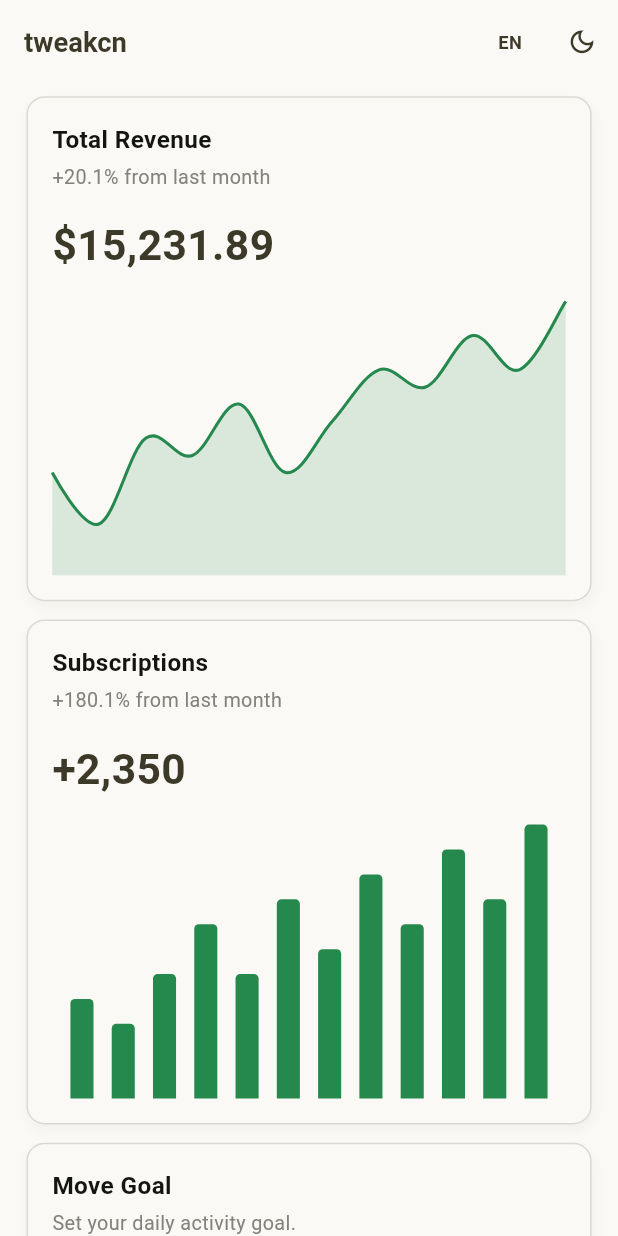
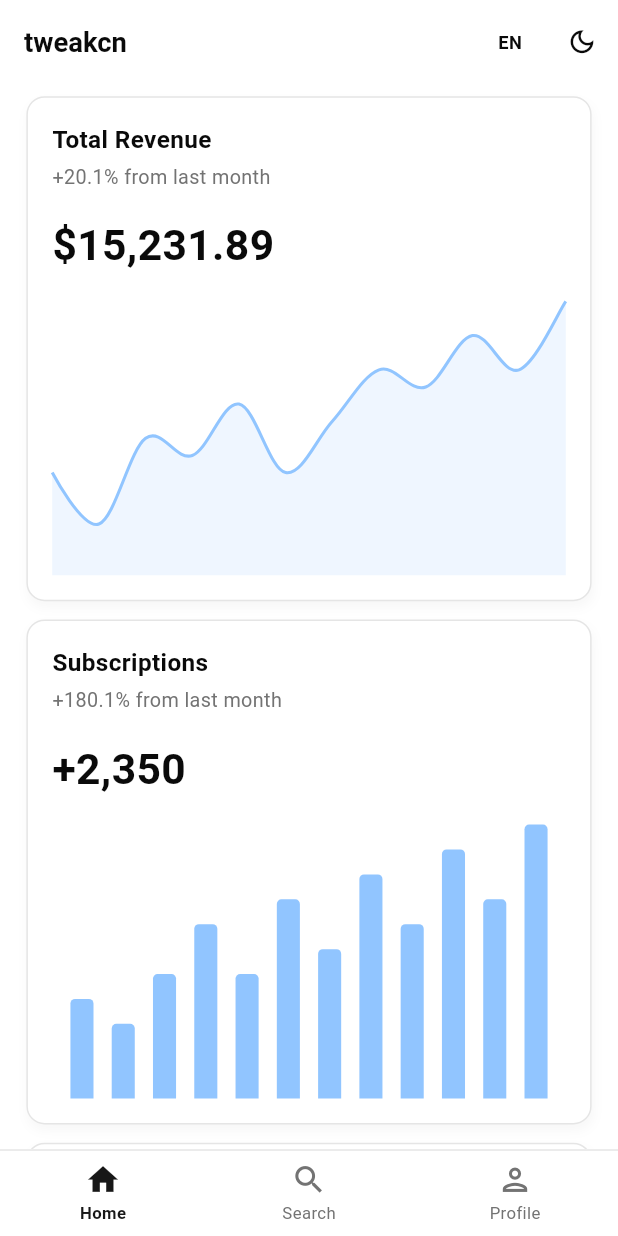
Before and after one commit to kihyun1998/mobile_init_project, a Flutter app: the screen it shows after launch, after a tap on "KO", on a phone screen of 412 x 824 dp. Run offline on Flutter 3.47's test engine with Material 3 defaults, Android fonts, the phone set to English and light mode, and no system bars; drawn by our look-alikes of fl_chart; our stand-ins replace flutter_riverpod, flutter_screenutil, flutter_svg, logger, riverpod_annotation, shared_preferences; generated files the repository leaves out were written again.

Commit message:
example 개선

```diff
--- a/lib/core/localization/l10n/intl_en.arb
+++ b/lib/core/localization/l10n/intl_en.arb
@@ -100,5 +100,8 @@
   "lightTheme": "Light",
   "darkTheme": "Dark",
   "english": "English",
-  "korean": "Korean"
+  "korean": "Korean",
+  "tabHome": "Home",
+  "tabSearch": "Search",
+  "tabProfile": "Profile"
 }
--- a/lib/core/localization/l10n/intl_ko.arb
+++ b/lib/core/localization/l10n/intl_ko.arb
@@ -100,5 +100,8 @@
   "lightTheme": "라이트",
   "darkTheme": "다크",
   "english": "영어",
-  "korean": "한국어"
+  "korean": "한국어",
+  "tabHome": "홈",
+  "tabSearch": "검색",
+  "tabProfile": "프로필"
 }
--- a/lib/main.dart
+++ b/lib/main.dart
@@ -10,7 +10,7 @@
 import 'core/theme/provider/theme_provider.dart';
 import 'core/theme/tweakcn_theme.g.dart';
 import 'core/util/logger/app_logger.dart';
-import 'example/shadcn_components_page.dart';
+import 'ui/layout/main_layout.dart';
 
 /// main()에서 초기화된 SharedPreferences 인스턴스
 /// Provider의 동기 build()에서 접근 가능하도록 전역 캐싱
@@ -63,7 +63,7 @@
             GlobalCupertinoLocalizations.delegate,
           ],
           supportedLocales: S.delegate.supportedLocales,
-          home: const ShadcnComponentsPage(),
+          home: const MainLayout(),
         );
       },
     );
--- /dev/null
+++ b/lib/navigation/app_tab.dart
@@ -0,0 +1,43 @@
+import 'package:flutter/material.dart';
+
+import '../ui/screens/home/home_screen.dart';
+import '../ui/screens/search/search_screen.dart';
+import '../ui/screens/profile/profile_screen.dart';
+
+/// 바텀 네비게이션 탭 정의
+/// 탭 추가/삭제 시 이 파일만 수정하면 됨
+enum AppTab {
+  home(
+    icon: Icons.home_outlined,
+    activeIcon: Icons.home,
+    labelKey: 'tabHome',
+  ),
+  search(
+    icon: Icons.search_outlined,
+    activeIcon: Icons.search,
+    labelKey: 'tabSearch',
+  ),
+  profile(
+    icon: Icons.person_outlined,
+    activeIcon: Icons.person,
+    labelKey: 'tabProfile',
+  );
+
+  final IconData icon;
+  final IconData activeIcon;
+  final String labelKey;
+
+  const AppTab({
+    required this.icon,
+    required this.activeIcon,
+    required this.labelKey,
+  });
+
+  Widget buildScreen() {
+    return switch (this) {
+      AppTab.home => const HomeScreen(),
+      AppTab.search => const SearchScreen(),
+      AppTab.profile => const ProfileScreen(),
+    };
+  }
+}
--- /dev/null
+++ b/lib/navigation/provider/navigation_provider.dart
@@ -0,0 +1,23 @@
+import 'package:riverpod_annotation/riverpod_annotation.dart';
+
+import '../app_tab.dart';
+
+part 'navigation_provider.g.dart';
+
+@Riverpod(dependencies: [], keepAlive: true)
+class Navigation extends _$Navigation {
+  @override
+  int build() => 0;
+
+  /// 인덱스로 탭 선택
+  void selectTab(int index) {
+    if (index >= 0 && index < AppTab.values.length) {
+      state = index;
+    }
+  }
+
+  /// AppTab 타입으로 탭 선택
+  void selectTabByType(AppTab tab) {
+    state = tab.index;
+  }
+}
--- /dev/null
+++ b/lib/ui/components/app_bottom_nav_bar.dart
@@ -0,0 +1,87 @@
+import 'package:flutter/material.dart';
+import 'package:flutter_screenutil/flutter_screenutil.dart';
+
+import '../../core/localization/generated/l10n.dart';
+import '../../core/theme/tweakcn_theme.g.dart';
+import '../../navigation/app_tab.dart';
+
+class AppBottomNavBar extends StatelessWidget {
+  final int currentIndex;
+  final ValueChanged<int> onTap;
+
+  const AppBottomNavBar({
+    super.key,
+    required this.currentIndex,
+    required this.onTap,
+  });
+
+  @override
+  Widget build(BuildContext context) {
+    final colors = context.tweakcnColors;
+
+    return Container(
+      decoration: BoxDecoration(
+        color: colors.card,
+        border: Border(
+          top: BorderSide(color: colors.border, width: 1),
+        ),
+      ),
+      child: SafeArea(
+        top: false,
+        child: SizedBox(
+          height: 56.h,
+          child: Row(
+            children: List.generate(AppTab.values.length, (index) {
+              final tab = AppTab.values[index];
+              final isSelected = index == currentIndex;
+
+              return Expanded(
+                child: GestureDetector(
+                  behavior: HitTestBehavior.opaque,
+                  onTap: () => onTap(index),
+                  child: Column(
+                    mainAxisAlignment: MainAxisAlignment.center,
+                    children: [
+                      AnimatedSwitcher(
+                        duration: const Duration(milliseconds: 200),
+                        child: Icon(
+                          isSelected ? tab.activeIcon : tab.icon,
+                          key: ValueKey('${tab.name}_$isSelected'),
+                          size: 24.r,
+                          color: isSelected
+                              ? colors.primary
+                              : colors.mutedForeground,
+                        ),
+                      ),
+                      SizedBox(height: 2.h),
+                      Text(
+                        _getLabel(context, tab),
+                        style: TextStyle(
+                          fontSize: 11.sp,
+                          fontWeight:
+                              isSelected ? FontWeight.w600 : FontWeight.w400,
+                          color: isSelected
+                              ? colors.primary
+                              : colors.mutedForeground,
+                        ),
+                      ),
+                    ],
+                  ),
+                ),
+              );
+            }),
+          ),
+        ),
+      ),
+    );
+  }
+
+  String _getLabel(BuildContext context, AppTab tab) {
+    final s = S.of(context);
+    return switch (tab) {
+      AppTab.home => s.tabHome,
+      AppTab.search => s.tabSearch,
+      AppTab.profile => s.tabProfile,
+    };
+  }
+}
--- /dev/null
+++ b/lib/ui/layout/main_layout.dart
@@ -0,0 +1,27 @@
+import 'package:flutter/material.dart';
+import 'package:flutter_riverpod/flutter_riverpod.dart';
+
+import '../../navigation/app_tab.dart';
+import '../../navigation/provider/navigation_provider.dart';
+import '../components/app_bottom_nav_bar.dart';
+
+class MainLayout extends ConsumerWidget {
+  const MainLayout({super.key});
+
+  @override
+  Widget build(BuildContext context, WidgetRef ref) {
+    final currentIndex = ref.watch(navigationProvider);
+
+    return Scaffold(
+      body: IndexedStack(
+        index: currentIndex,
+        children: AppTab.values.map((tab) => tab.buildScreen()).toList(),
+      ),
+      bottomNavigationBar: AppBottomNavBar(
+        currentIndex: currentIndex,
+        onTap: (index) =>
+            ref.read(navigationProvider.notifier).selectTab(index),
+      ),
+    );
+  }
+}
--- /dev/null
+++ b/lib/ui/screens/home/home_screen.dart
@@ -0,0 +1,12 @@
+import 'package:flutter/material.dart';
+
+import '../../../example/shadcn_components_page.dart';
+
+class HomeScreen extends StatelessWidget {
+  const HomeScreen({super.key});
+
+  @override
+  Widget build(BuildContext context) {
+    return const ShadcnComponentsPage();
+  }
+}
--- /dev/null
+++ b/lib/ui/screens/profile/profile_screen.dart
@@ -0,0 +1,40 @@
+import 'package:flutter/material.dart';
+import 'package:flutter_screenutil/flutter_screenutil.dart';
+
+import '../../../core/localization/generated/l10n.dart';
+import '../../../core/theme/tweakcn_theme.g.dart';
+
+class ProfileScreen extends StatelessWidget {
+  const ProfileScreen({super.key});
+
+  @override
+  Widget build(BuildContext context) {
+    final colors = context.tweakcnColors;
+
+    return Scaffold(
+      appBar: AppBar(
+        title: Text(S.of(context).tabProfile),
+      ),
+      body: Center(
+        child: Column(
+          mainAxisAlignment: MainAxisAlignment.center,
+          children: [
+            Icon(
+              Icons.person,
+              size: 64.r,
+              color: colors.mutedForeground,
+            ),
+            SizedBox(height: 16.h),
+            Text(
+              S.of(context).tabProfile,
+              style: TextStyle(
+                fontSize: 18.sp,
+                color: colors.mutedForeground,
+              ),
+            ),
+          ],
+        ),
+      ),
+    );
+  }
+}
--- /dev/null
+++ b/lib/ui/screens/search/search_screen.dart
@@ -0,0 +1,40 @@
+import 'package:flutter/material.dart';
+import 'package:flutter_screenutil/flutter_screenutil.dart';
+
+import '../../../core/localization/generated/l10n.dart';
+import '../../../core/theme/tweakcn_theme.g.dart';
+
+class SearchScreen extends StatelessWidget {
+  const SearchScreen({super.key});
+
+  @override
+  Widget build(BuildContext context) {
+    final colors = context.tweakcnColors;
+
+    return Scaffold(
+      appBar: AppBar(
+        title: Text(S.of(context).tabSearch),
+      ),
+      body: Center(
+        child: Column(
+          mainAxisAlignment: MainAxisAlignment.center,
+          children: [
+            Icon(
+              Icons.search,
+              size: 64.r,
+              color: colors.mutedForeground,
+            ),
+            SizedBox(height: 16.h),
+            Text(
+              S.of(context).tabSearch,
+              style: TextStyle(
+                fontSize: 18.sp,
+                color: colors.mutedForeground,
+              ),
+            ),
+          ],
+        ),
+      ),
+    );
+  }
+}
--- a/pubspec.yaml
+++ b/pubspec.yaml
@@ -30,7 +30,7 @@
   flutter_lints: ^5.0.0
   flutter_test:
     sdk: flutter
-  flutter_tweakcn_generator: ^0.1.3
+  flutter_tweakcn_generator: ^0.1.4
   riverpod_generator: ^2.6.5
   riverpod_lint: ^2.6.5
 
```
Also changed, not shown: lib/core/localization/generated/intl/messages_en.dart, lib/core/localization/generated/intl/messages_ko.dart, lib/core/localization/generated/l10n.dart, lib/core/theme/tweakcn_theme.g.dart, lib/navigation/provider/navigation_provider.g.dart (added), pubspec.lock, 1 other file.
